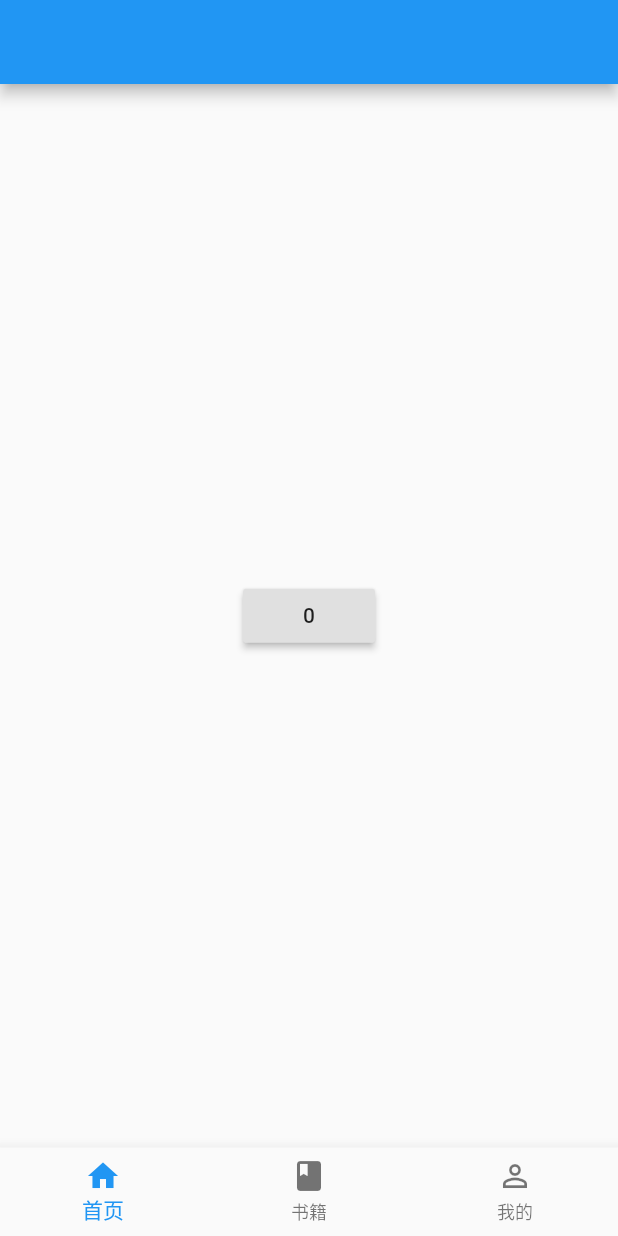
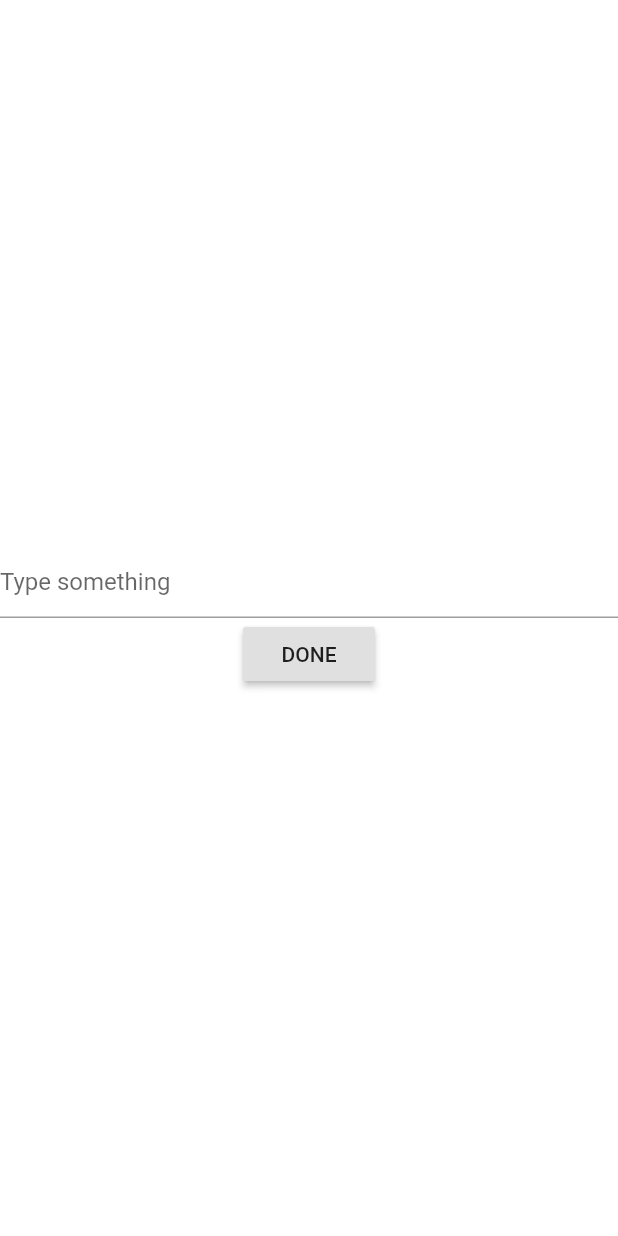
Before and after one commit to melacade/second_hand_trading_app, a Flutter app: the screen it shows after launch, on a phone screen of 412 x 824 dp. Run offline on Flutter 3.47's test engine with Material 2 defaults, Android fonts, the phone set to English and light mode, and no system bars.

Commit message:
generate layout

```diff
--- a/lib/main.dart
+++ b/lib/main.dart
@@ -1,103 +1,14 @@
 import 'dart:collection';
 
 import 'package:flutter/material.dart';
+import 'package:second_hand_trading_app/pages/MainLayout.dart';
+import 'package:second_hand_trading_app/pages/components/SearchBox.dart';
+
+import 'pages/TabMain.dart';
 
 void main() {
   runApp(new MaterialApp(
     title: 'Navigation Basics',
-    home: new TabMain(),
+    home: new SearchBox(),
   ));
 }
-
-class TabMain extends StatefulWidget {
-  @override
-  State<StatefulWidget> createState() => _TabMainState();
-}
-
-class _TabMainState extends State<TabMain> {
-  int _currentIndex = 0;
-
-  @override
-  Widget build(BuildContext context) {
-    return Scaffold(
-      body: IndexedStack(
-        index: _currentIndex,
-        children: <Widget>[
-          TabNavigator(0),
-          TabNavigator(1),
-          TabNavigator(2),
-        ],
-      ),
-      bottomNavigationBar: BottomNavigationBar(
-        onTap: (int index) {
-          setState(() {
-            _currentIndex = index;
-          });
-        },
-        currentIndex: _currentIndex,
-        items: <BottomNavigationBarItem>[
-          BottomNavigationBarItem(title: Text('首页'), icon: Icon(Icons.home)),
-          BottomNavigationBarItem(title: Text('书籍'), icon: Icon(Icons.book)),
-          BottomNavigationBarItem(
-              title: Text('我的'), icon: Icon(Icons.perm_identity)),
-        ],
-      ),
-    );
-  }
-}
-class TabNavigator extends StatelessWidget {
-  TabNavigator(this.index);
-
-  final int index;
-
-  @override
-  Widget build(BuildContext context) {
-    return Navigator(
-      initialRoute: '/',
-      onGenerateRoute: (RouteSettings settins) {
-        WidgetBuilder builder;
-        switch (settins.name) {
-          case '/':
-            builder = (context) => ListPage(index);
-            break;
-        }
-        return MaterialPageRoute(builder: builder);
-      },
-    );
-  }
-}
-
-class ListPage extends StatelessWidget {
-  ListPage(this.index);
-
-  final int index;
-
-  @override
-  Widget build(BuildContext context) {
-    return Scaffold(
-      appBar: AppBar(),
-      body: Center(
-        child: RaisedButton(
-          child: Text('$index'),
-          onPressed: () {
-            Navigator.of(context).push(MaterialPageRoute(builder: (context) {
-              return DetailPage();
-            }));
-          },
-        ),
-      ),
-    );
-  }
-}
-
-class DetailPage extends StatelessWidget {
-  @override
-  Widget build(BuildContext context) {
-    return Scaffold(
-      appBar: AppBar(),
-      body: Center(
-        child: Text('DetailPage'),
-      ),
-    );
-  }
-}
--- /dev/null
+++ b/lib/pages/components/SearchBox.dart
@@ -0,0 +1,42 @@
+import 'package:flutter/cupertino.dart';
+import 'package:flutter/material.dart';
+
+class SearchBox extends StatefulWidget {
+  SearchBox({Key key}) : super(key: key);
+
+  @override
+  _SearchBoxState createState() => new _SearchBoxState();
+
+}
+
+/// State for [ExampleWidget] widgets.
+class _SearchBoxState extends State<SearchBox> {
+  final TextEditingController _controller = new TextEditingController();
+
+  @override
+  Widget build(BuildContext context) {
+    return new Column(
+      mainAxisAlignment: MainAxisAlignment.center,
+      children: <Widget>[
+        new TextField(
+          controller: _controller,
+          decoration: new InputDecoration(
+            hintText: 'Type something',
+          ),
+        ),
+        new RaisedButton(
+          onPressed: () {
+            showDialog(
+              context: context,
+              child: new AlertDialog(
+                title: new Text('What you typed'),
+                content: new Text(_controller.text),
+              ),
+            );
+          },
+          child: new Text('DONE'),
+        ),
+      ],
+    );
+  }
+}
```
Also changed, not shown: lib/pages/DetailPage.dart (added, +13 -0 lines), lib/pages/ListPage.dart (added, +24 -0 lines), lib/pages/MainLayout.dart (added, +20 -0 lines), lib/pages/TabMain.dart (added, +42 -0 lines), lib/pages/components/TabNavigator.dart (added, +26 -0 lines), 1 other file.
